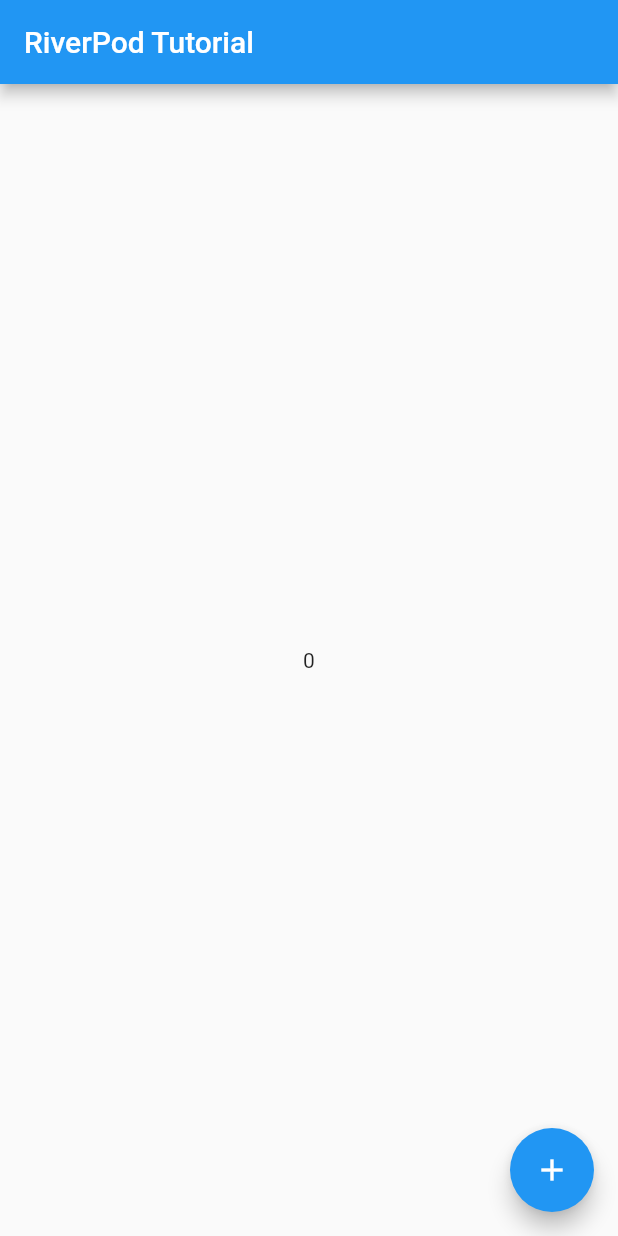
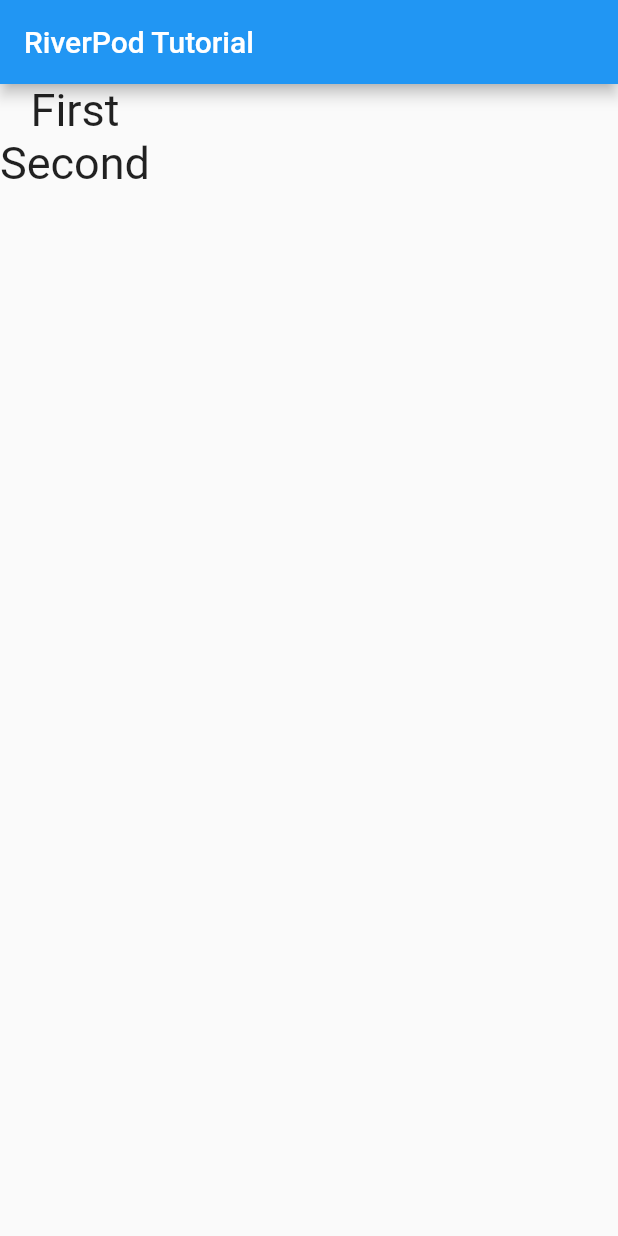
Before and after one commit to gvpinto/riverpod_workshop, a Flutter app: the screen it shows after launch, on a phone screen of 412 x 824 dp. Run offline on Flutter 3.47's test engine with Material 2 defaults, Android fonts, the phone set to English and light mode, and no system bars; our stand-ins replace flutter_riverpod.

Commit message:
Two Providers with the same type

```diff
--- a/lib/main.dart
+++ b/lib/main.dart
@@ -9,41 +9,37 @@
   );
 }
 
-class IncrementNotifier extends ChangeNotifier {
-  int _value = 0;
-  int get value => _value;
-
-  void increment() {
-    _value++;
-    notifyListeners();
-  }
-}
-
-final incrementProvider = ChangeNotifierProvider((ref) => IncrementNotifier());
+final firstStringProvider = Provider((ref) => 'First');
+final secondStringProvider = Provider((ref) => 'Second');
 
 // ignore: use_key_in_widget_constructors
-class MyApp extends StatelessWidget {
+class MyApp extends ConsumerWidget {
   @override
-  Widget build(BuildContext context) {
+  Widget build(BuildContext context, ScopedReader watch) {
+    final first = watch(firstStringProvider);
+    final second = watch(secondStringProvider);
     return MaterialApp(
       title: 'Riverpod Tutorial',
       home: Scaffold(
-        appBar: AppBar(
-          title: const Text('RiverPod Tutorial'),
-        ),
-        body: Center(
-          child: Consumer(builder: (context, watch, child) {
-            final incrementNotifier = watch(incrementProvider);
-            return Text(incrementNotifier.value.toString());
-          }),
-        ),
-        floatingActionButton: FloatingActionButton(
-          onPressed: () {
-            context.read(incrementProvider).increment();
-          },
-          child: const Icon(Icons.add),
-        ),
-      ),
+          appBar: AppBar(
+            title: const Text('RiverPod Tutorial'),
+          ),
+          body: Column(
+            children: [
+              Text(
+                first,
+                style: const TextStyle(
+                  fontSize: 30,
+                ),
+              ),
+              Text(
+                second,
+                style: const TextStyle(
+                  fontSize: 30,
+                ),
+              )
+            ],
+          )),
     );
   }
 }
```
